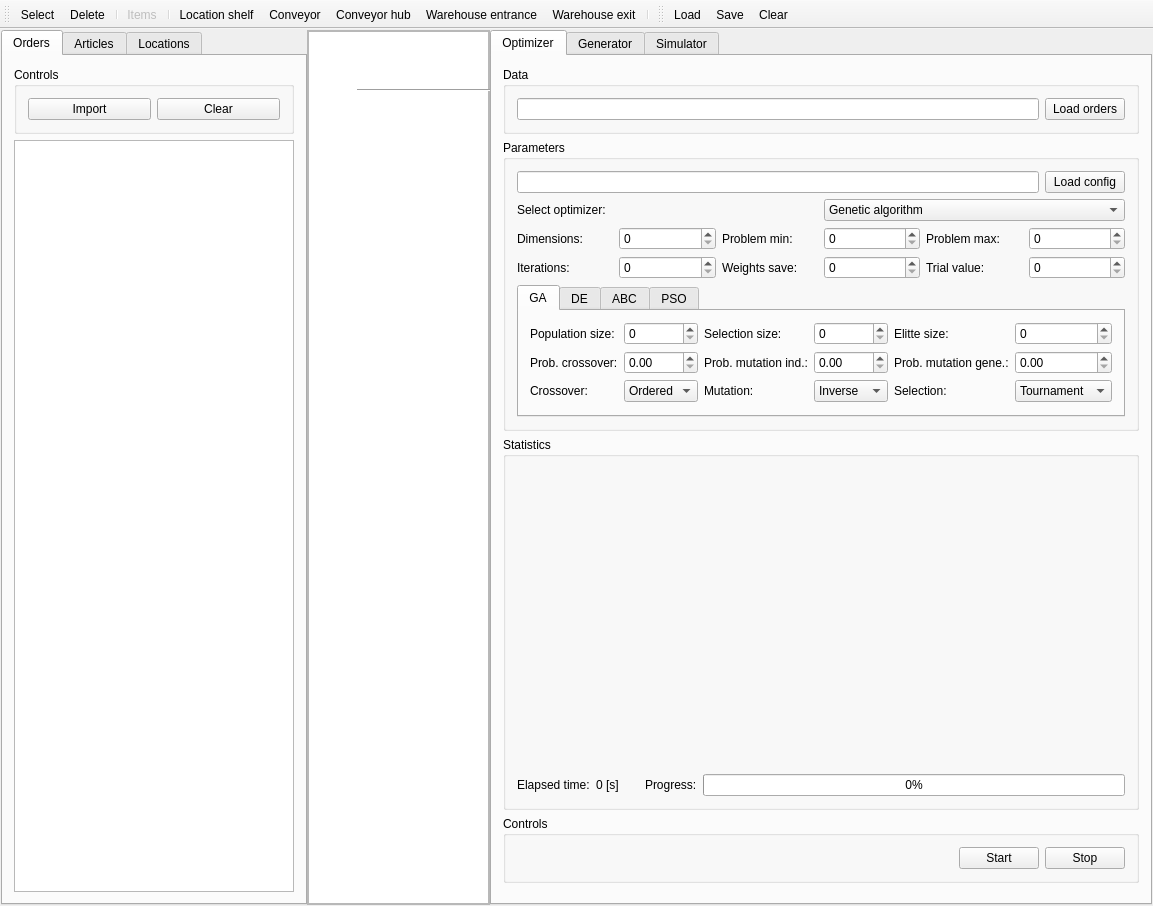
Qt form src/gui/mainwindow.ui (kocica/warehouse-manager) before a commit.
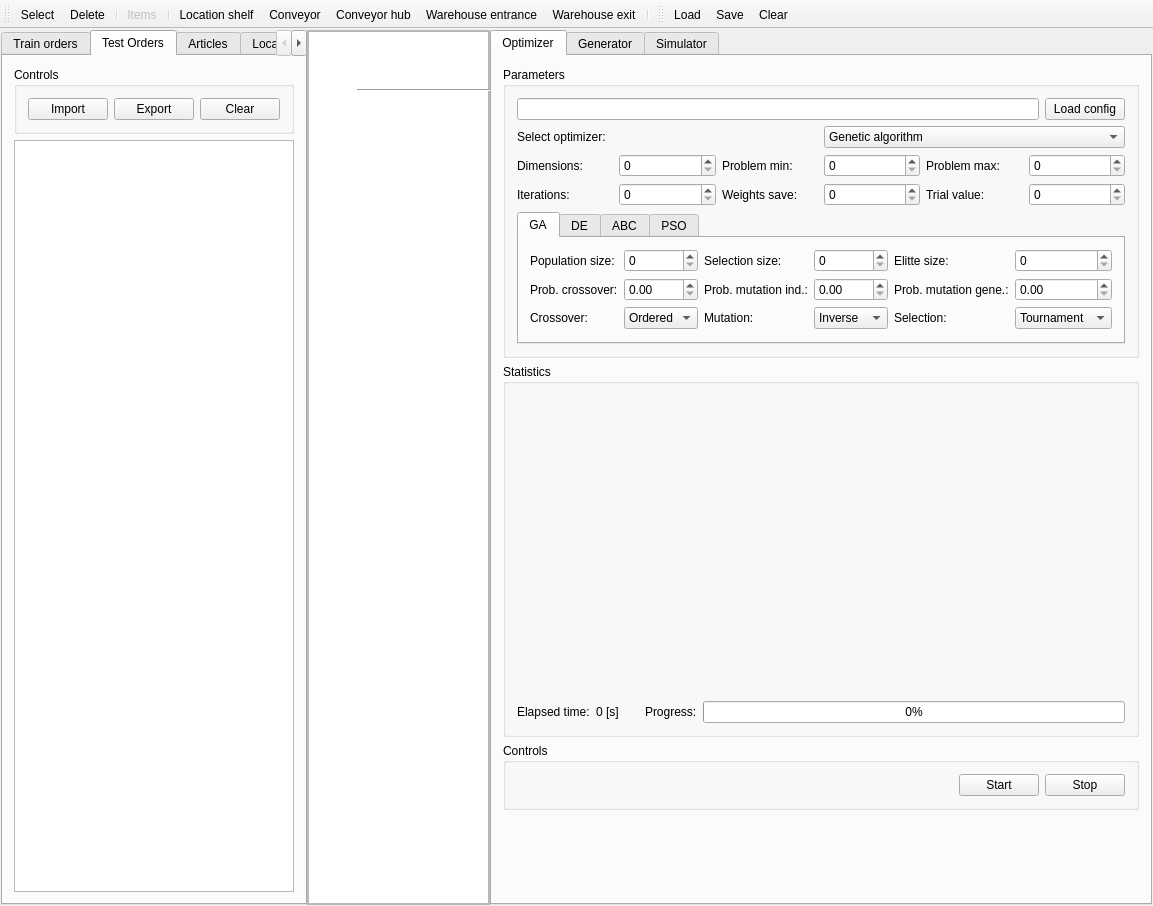
The same form after that commit. The open tabs and pages were chosen to show the change. Icons and pictures are not drawn. Custom widgets are drawn as their Qt base class.

Commit message: UI Orders handling unified, some other adjustments

Diff of the .ui file:
```diff
--- a/src/gui/mainwindow.ui
+++ b/src/gui/mainwindow.ui
@@ -71,7 +71,7 @@
           </property>
           <widget class="QWidget" name="orders">
            <attribute name="title">
-            <string>Orders</string>
+            <string>Train orders</string>
            </attribute>
            <layout class="QVBoxLayout" name="verticalLayout_12">
             <item>
@@ -90,6 +90,13 @@
                <item>
                 <widget class="QPushButton" name="clearOrders">
                  <property name="text">
+                  <string>Export</string>
+                 </property>
+                </widget>
+               </item>
+               <item>
+                <widget class="QPushButton" name="clearTrainOrders">
+                 <property name="text">
                   <string>Clear</string>
                  </property>
                 </widget>
@@ -98,7 +105,47 @@
              </widget>
             </item>
             <item>
-             <widget class="QTableView" name="ordersTableView"/>
+             <widget class="QTableView" name="trainOrdersTableView"/>
+            </item>
+           </layout>
+          </widget>
+          <widget class="QWidget" name="testOrders">
+           <attribute name="title">
+            <string>Test Orders</string>
+           </attribute>
+           <layout class="QVBoxLayout" name="verticalLayout_21">
+            <item>
+             <widget class="QGroupBox" name="testOrderControls">
+              <property name="title">
+               <string>Controls</string>
+              </property>
+              <layout class="QHBoxLayout" name="horizontalLayout_6">
+               <item>
+                <widget class="QPushButton" name="importTestOrders">
+                 <property name="text">
+                  <string>Import</string>
+                 </property>
+                </widget>
+               </item>
+               <item>
+                <widget class="QPushButton" name="exportTestOrders">
+                 <property name="text">
+                  <string>Export</string>
+                 </property>
+                </widget>
+               </item>
+               <item>
+                <widget class="QPushButton" name="clearTestOrders">
+                 <property name="text">
+                  <string>Clear</string>
+                 </property>
+                </widget>
+               </item>
+              </layout>
+             </widget>
+            </item>
+            <item>
+             <widget class="QTableView" name="testOrdersTableView"/>
             </item>
            </layout>
           </widget>
@@ -268,29 +315,6 @@
             <string>Optimizer</string>
            </attribute>
            <layout class="QVBoxLayout" name="optimizerSettings">
-            <item>
-             <widget class="QGroupBox" name="data">
-              <property name="title">
-               <string>Data</string>
-              </property>
-              <layout class="QVBoxLayout" name="verticalLayout_3">
-               <item>
-                <layout class="QHBoxLayout" name="ordersLayout">
-                 <item>
-                  <widget class="QLineEdit" name="ordersLine"/>
-                 </item>
-                 <item>
-                  <widget class="QPushButton" name="ordersLoad">
-                   <property name="text">
-                    <string>Load orders</string>
-                   </property>
-                  </widget>
-                 </item>
-                </layout>
-               </item>
-              </layout>
-             </widget>
-            </item>
             <item>
              <widget class="QGroupBox" name="parameters">
               <property name="title">
```
Left out of the diff: 60 changed lines with no effect on the pictures. The commit also changes 2 other files.
